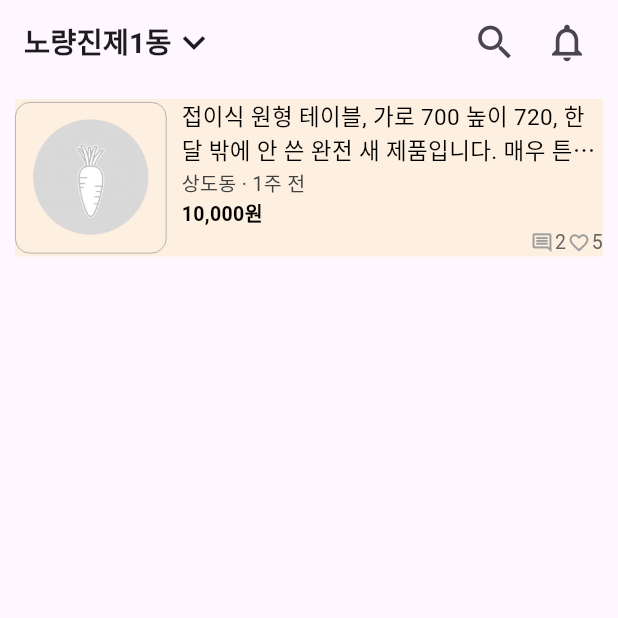
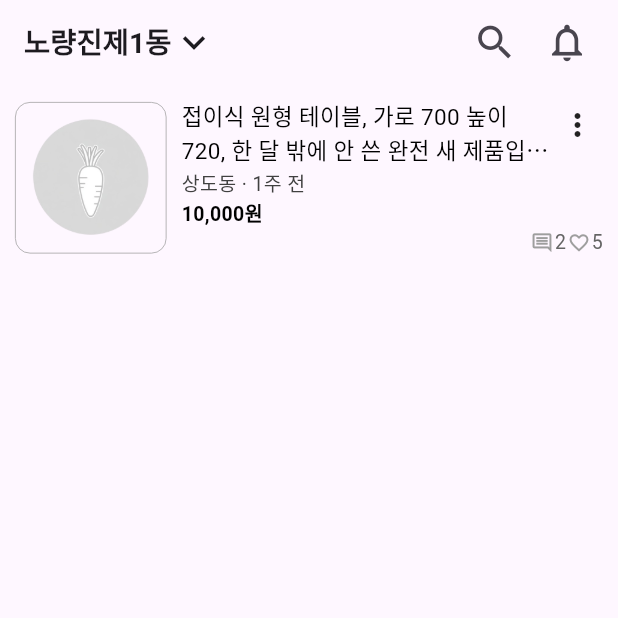
Before and after one commit to gyugyu90/carrot_clone_app, a Flutter app: the screen it shows after launch, on a phone screen of 412 x 824 dp, the top half of it. Run offline on Flutter 3.47's test engine with Material 3 defaults, Android fonts, the phone set to English and light mode, and no system bars.

Commit message:
add more button with stack and positioned

```diff
--- a/lib/main.dart
+++ b/lib/main.dart
@@ -58,9 +58,9 @@ class CarrotCloneApp extends StatelessWidget {
         ),
         body: Container(
           margin: const EdgeInsets.all(10),
-          decoration:
-              const BoxDecoration(color: Color.fromARGB(32, 255, 193, 7)),
-          child: Row(
+          child: Stack(
+            children: [
+              Row(
                 children: [
                   Container(
                     decoration: ShapeDecoration(
@@ -86,7 +86,9 @@ class CarrotCloneApp extends StatelessWidget {
                       mainAxisSize: MainAxisSize.min,
                       crossAxisAlignment: CrossAxisAlignment.start,
                       children: [
-                    Text(
+                        Padding(
+                          padding: EdgeInsets.only(right: 35.0),
+                          child: Text(
                             '접이식 원형 테이블, 가로 700 높이 720, 한 달 밖에 안 쓴 완전 새 제품입니다. 매우 튼튼해요!!!!!!!!!!!!!!!!!!',
                             style: TextStyle(
                               fontSize: 15,
@@ -94,6 +96,7 @@ class CarrotCloneApp extends StatelessWidget {
                             ),
                             maxLines: 2,
                             overflow: TextOverflow.ellipsis,
+                          ),
                         ),
                         Text(
                           '상도동 · 1주 전',
@@ -150,6 +153,18 @@ class CarrotCloneApp extends StatelessWidget {
                   )
                 ],
               ),
+              Positioned(
+                top: 5,
+                right: 5,
+                child: GestureDetector(
+                  onTap: () {
+                    debugPrint('TODO 더보기');
+                  },
+                  child: const Icon(Icons.more_vert_sharp),
+                ),
+              )
+            ],
+          ),
         ),
       ),
     );
```
Lines whose indentation alone changed are shown as unchanged.
